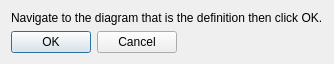
enjoysmath/abstract-spacecraft, file ui/set_definition_dialog.ui: the form before one commit.
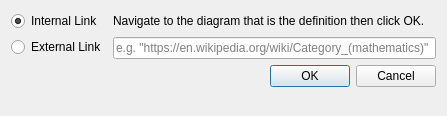
The form after the commit. Icons and pictures are not drawn.

```diff
--- a/ui/set_definition_dialog.ui
+++ b/ui/set_definition_dialog.ui
@@ -6,8 +6,8 @@
    <rect>
     <x>0</x>
     <y>0</y>
-    <width>301</width>
-    <height>60</height>
+    <width>447</width>
+    <height>116</height>
    </rect>
   </property>
   <property name="windowTitle">
@@ -18,7 +18,17 @@
     <normaloff>:/img/galaxy.ico</normaloff>:/img/galaxy.ico</iconset>
   </property>
   <layout class="QFormLayout" name="formLayout">
-   <item row="0" column="0" colspan="2">
+   <item row="0" column="0">
+    <widget class="QRadioButton" name="internalLinkRadio">
+     <property name="text">
+      <string>Internal Link</string>
+     </property>
+     <property name="checked">
+      <bool>true</bool>
+     </property>
+    </widget>
+   </item>
+   <item row="0" column="1">
     <widget class="QLabel" name="label">
      <property name="text">
       <string>Navigate to the diagram that is the definition then click OK.</string>
@@ -26,6 +36,20 @@
     </widget>
    </item>
    <item row="1" column="0">
+    <widget class="QRadioButton" name="externalLinkRadio">
+     <property name="text">
+      <string>External Link</string>
+     </property>
+    </widget>
+   </item>
+   <item row="1" column="1">
+    <widget class="QLineEdit" name="externalUrlLine">
+     <property name="placeholderText">
+      <string>e.g. &quot;https://en.wikipedia.org/wiki/Category_(mathematics)&quot;</string>
+     </property>
+    </widget>
+   </item>
+   <item row="2" column="0" colspan="2">
     <widget class="QDialogButtonBox" name="buttonBox">
      <property name="orientation">
       <enum>Qt::Horizontal</enum>
```
Left out of the diff: 4 changed lines with no effect on the pictures.
